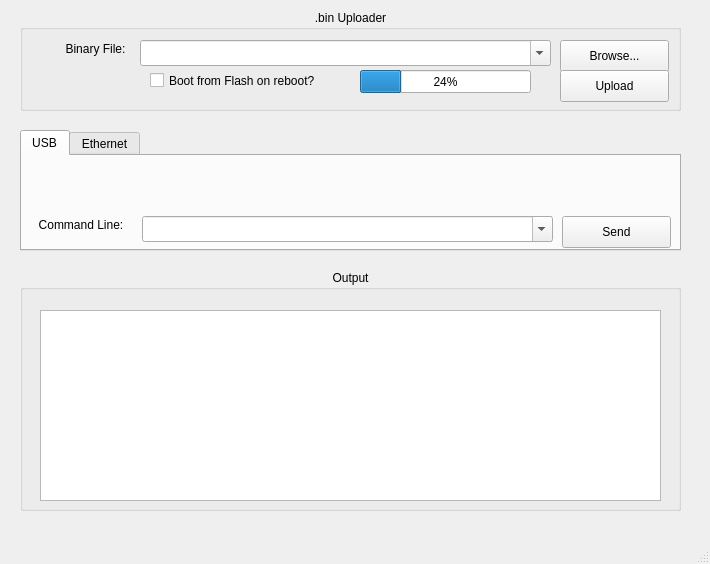
Before: the Qt Designer form mchelper/trunk/mchelper.ui in makingthings/makecontroller, drawn with Qt 5.
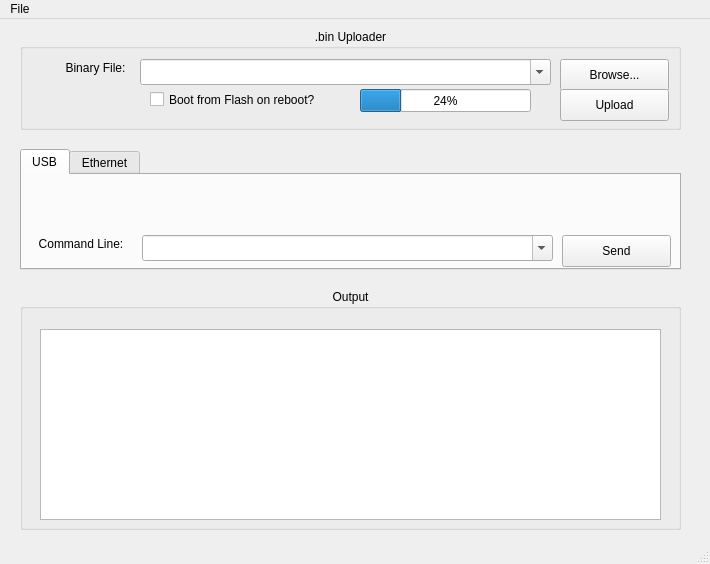
After: the same form once the commit is applied.

Commit message: -added about menu for version number -shut down the USB-CDC driver before trying to upload -preliminary code for OSC blob support

What changed in the file:
```diff
--- a/mchelper/trunk/mchelper.ui
+++ b/mchelper/trunk/mchelper.ui
@@ -433,6 +433,13 @@
      <height>22</height>
     </rect>
    </property>
+   <widget class="QMenu" name="menuFile" >
+    <property name="title" >
+     <string>File</string>
+    </property>
+    <addaction name="actionAboutMchelper" />
+   </widget>
+   <addaction name="menuFile" />
   </widget>
   <widget class="QStatusBar" name="statusbar" />
  </widget>
```
Left out of the diff: 5 changed lines with no effect on the pictures. The commit also changes 3 other files.
